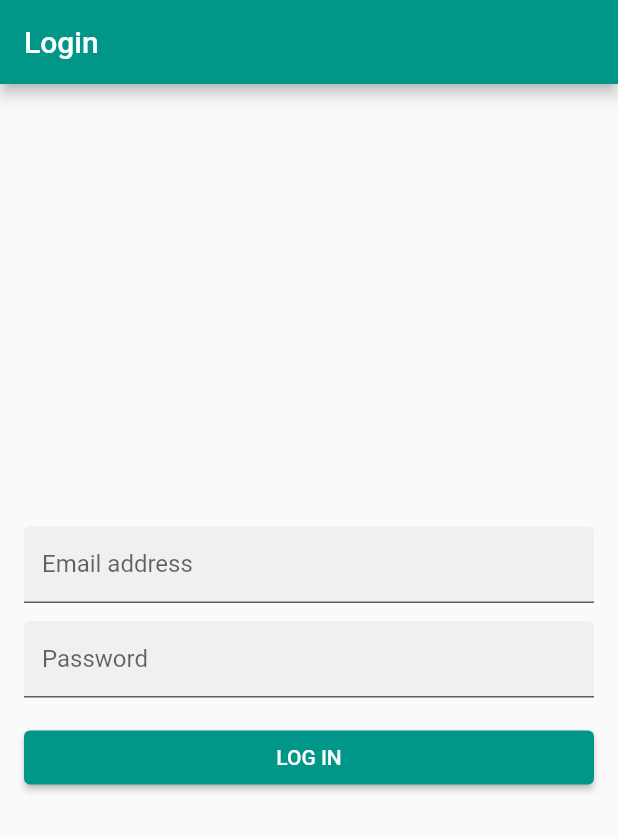
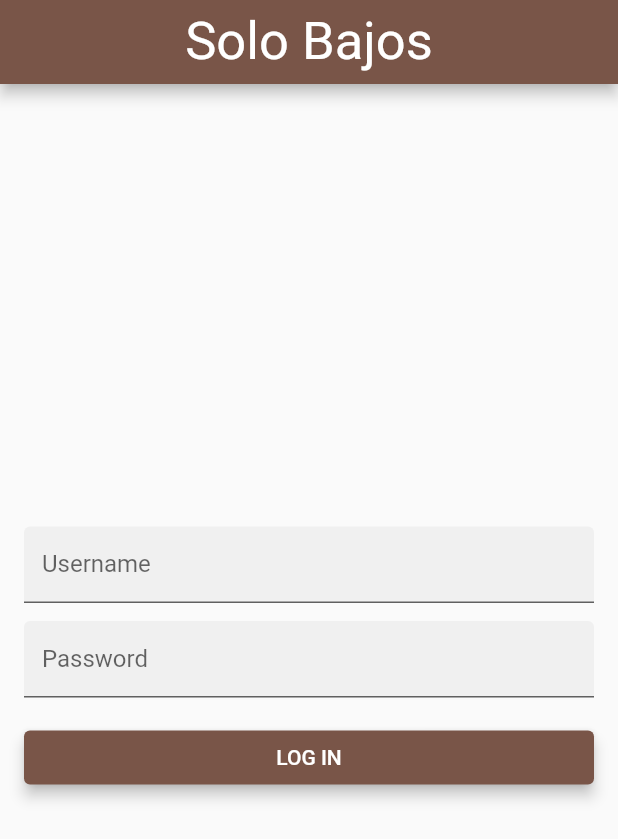
Before and after one commit to RogeMB/soloBajos-Front, a Flutter app: the screen it shows after launch, on a phone screen of 412 x 824 dp. Shown: the top 839 px of the screen. Run offline on Flutter 3.47's test engine with Material 2 defaults, Android fonts, the phone set to English and light mode, and no system bars; our stand-ins replace bloc, equatable, flutter_bloc, get_it, injectable, shared_preferences; missing offline and left inert: http_interceptor; statements that could not run were skipped.

Commit message:
avances en el login

```diff
--- a/solo_bajos/lib/main.dart
+++ b/solo_bajos/lib/main.dart
@@ -5,15 +5,12 @@ import 'package:solo_bajos/blocs/blocs.dart';
 import 'package:solo_bajos/services/services.dart';
 import 'package:solo_bajos/pages/pages.dart';
 
-
-
 void main() {
   //WidgetsFlutterBinding.ensureInitialized();
   //await SharedPreferences.getInstance();
   setupAsyncDependencies();
   configureDependencies();
   //await getIt.allReady();
-
 
   runApp(BlocProvider<AuthenticationBloc>(
     create: (context) {
@@ -23,18 +20,13 @@ void main() {
     },
     child: MyApp(),
   ));
-
 }
 
 class GlobalContext {
-
   static late BuildContext ctx;
-
 }
 
-
 class MyApp extends StatelessWidget {
-
   //static late  AuthenticationBloc _authBloc;
 
   static late MyApp _instance;
@@ -63,9 +55,10 @@ class MyApp extends StatelessWidget {
   Widget build(BuildContext context) {
     //GlobalContext.ctx = context;
     return MaterialApp(
+      debugShowCheckedModeBanner: false,
       title: 'Authentication Demo',
       theme: ThemeData(
-        primarySwatch: Colors.teal,
+        primarySwatch: Colors.brown,
       ),
       home: BlocBuilder<AuthenticationBloc, AuthenticationState>(
         builder: (context, state) {
--- a/solo_bajos/lib/pages/login_page.dart
+++ b/solo_bajos/lib/pages/login_page.dart
@@ -9,7 +9,8 @@ class LoginPage extends StatelessWidget {
   Widget build(BuildContext context) {
     return Scaffold(
       appBar: AppBar(
-        title: Text('Login'),
+        title: const Center(child: Text('Solo Bajos')),
+        titleTextStyle: const TextStyle(fontSize: 35),
       ),
       body: SafeArea(
           minimum: const EdgeInsets.all(16),
@@ -19,7 +20,8 @@ class LoginPage extends StatelessWidget {
               if (state is AuthenticationNotAuthenticated) {
                 return _AuthForm();
               }
-              if (state is AuthenticationFailure || state is SessionExpiredState) {
+              if (state is AuthenticationFailure ||
+                  state is SessionExpiredState) {
                 var msg = (state as AuthenticationFailure).message;
                 return Center(
                     child: Column(
@@ -38,7 +40,7 @@ class LoginPage extends StatelessWidget {
                 ));
               }
               // return splash screen
-              return Center(
+              return const Center(
                 child: CircularProgressIndicator(
                   strokeWidth: 2,
                 ),
@@ -83,7 +85,8 @@ class __SignInFormState extends State<_SignInForm> {
 
     _onLoginButtonPressed() {
       if (_key.currentState!.validate()) {
-        _loginBloc.add(LoginInWithEmailButtonPressed(email: _emailController.text, password: _passwordController.text));
+        _loginBloc.add(LoginInWithEmailButtonPressed(
+            email: _emailController.text, password: _passwordController.text));
       } else {
         setState(() {
           _autoValidate = true;
@@ -106,14 +109,16 @@ class __SignInFormState extends State<_SignInForm> {
           }
           return Form(
             key: _key,
-            autovalidateMode: _autoValidate ? AutovalidateMode.always : AutovalidateMode.disabled,
+            autovalidateMode: _autoValidate
+                ? AutovalidateMode.always
+                : AutovalidateMode.disabled,
             child: SingleChildScrollView(
               child: Column(
                 crossAxisAlignment: CrossAxisAlignment.stretch,
                 children: <Widget>[
                   TextFormField(
-                    decoration: InputDecoration(
-                      labelText: 'Email address',
+                    decoration: const InputDecoration(
+                      labelText: 'Username',
                       filled: true,
                       isDense: true,
                     ),
@@ -122,16 +127,16 @@ class __SignInFormState extends State<_SignInForm> {
                     autocorrect: false,
                     validator: (value) {
                       if (value == null) {
-                        return 'Email is required.';
+                        return 'Username is required.';
                       }
                       return null;
                     },
                   ),
-                  SizedBox(
+                  const SizedBox(
                     height: 12,
                   ),
                   TextFormField(
-                    decoration: InputDecoration(
+                    decoration: const InputDecoration(
                       labelText: 'Password',
                       filled: true,
                       isDense: true,
@@ -150,12 +155,14 @@ class __SignInFormState extends State<_SignInForm> {
                   ),
                   //RaisedButton(
                   ElevatedButton(
+                    autofocus: true,
+                    onPressed:
+                        state is LoginLoading ? () {} : _onLoginButtonPressed,
                     //color: Theme.of(context).primaryColor,
                     //textColor: Colors.white,
                     //padding: const EdgeInsets.all(16),
                     //shape: new RoundedRectangleBorder(borderRadius: new BorderRadius.circular(8.0)),
-                    child: Text('LOG IN'),
-                    onPressed: state is LoginLoading ? () {} : _onLoginButtonPressed,
+                    child: const Text('LOG IN'),
                   )
                 ],
               ),
@@ -173,7 +180,5 @@ class __SignInFormState extends State<_SignInForm> {
     ));*/
 
     ScaffoldMessenger.of(context).showSnackBar(SnackBar(content: Text(error)));
-
-
   }
 }
```
Also changed, not shown: solo_bajos/lib/pages/home_page.dart (+18 -17 lines), 1 other file. Lines whose indentation alone changed are shown as unchanged.
